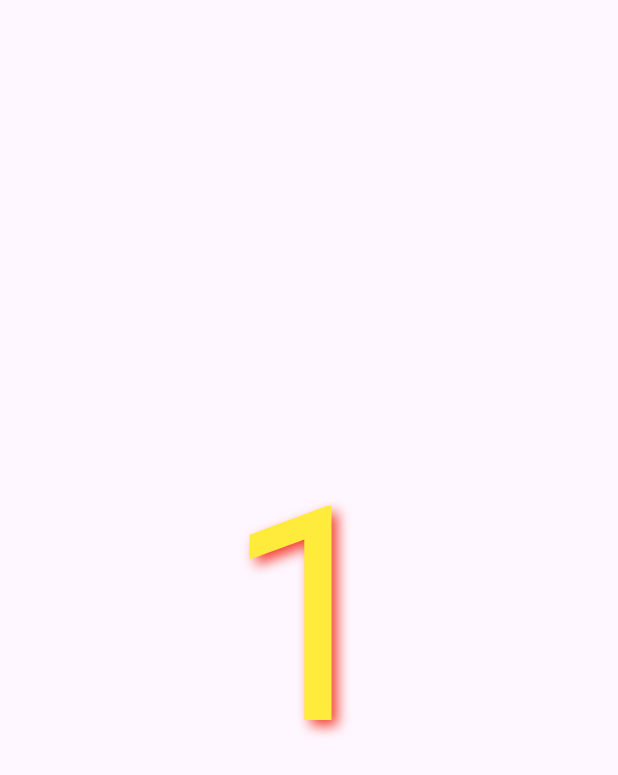
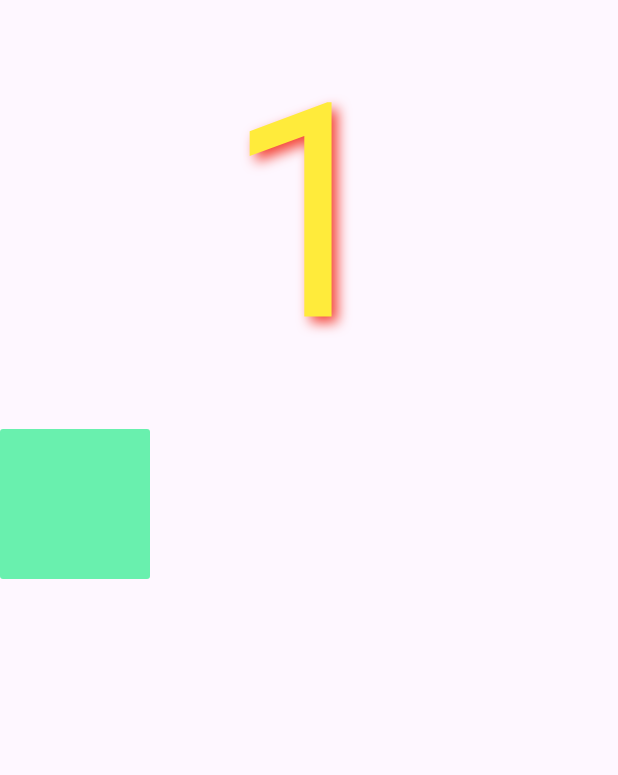
Before and after one commit to kolbe-ryo/count_habits, a Flutter app: the screen it shows after launch, on a phone screen of 412 x 824 dp. Shown: the top 775 px of the screen. Run offline on Flutter 3.47's test engine with Material 3 defaults, Android fonts, the phone set to English and light mode, and no system bars; our stand-ins replace flutter_riverpod, freezed_annotation, lottie; Roboto replaces fonts that are missing (Hachi_Maru_Pop).

```diff
--- a/lib/presentation/pages/detail/components/animated_box.dart
+++ b/lib/presentation/pages/detail/components/animated_box.dart
@@ -1,4 +1,5 @@
-import 'package:flutter/widgets.dart';
+import 'package:flutter/material.dart';
+import 'package:lottie/lottie.dart';
 
 class AnimatedBox extends StatefulWidget {
   const AnimatedBox({super.key});
@@ -10,6 +11,21 @@ class AnimatedBox extends StatefulWidget {
 class _AnimatedBoxState extends State<AnimatedBox> {
   @override
   Widget build(BuildContext context) {
-    return const Placeholder();
+    return Stack(
+      children: [
+        Lottie.asset(
+          'assets/animation/spark.json',
+          repeat: false,
+        ),
+        Container(
+          height: 100,
+          width: 100,
+          decoration: BoxDecoration(
+            color: Colors.greenAccent,
+            borderRadius: BorderRadius.circular(2),
+          ),
+        ),
+      ],
+    );
   }
 }
--- a/lib/presentation/pages/top/top_page.dart
+++ b/lib/presentation/pages/top/top_page.dart
@@ -1,3 +1,4 @@
+import 'package:count_habits/presentation/pages/detail/components/animated_box.dart';
 import 'package:count_habits/presentation/pages/detail/components/animated_counter.dart';
 import 'package:flutter/material.dart';
 import 'package:flutter_riverpod/flutter_riverpod.dart';
@@ -9,7 +10,12 @@ class TopPage extends ConsumerWidget {
   Widget build(BuildContext context, WidgetRef ref) {
     return const Scaffold(
       body: Center(
-        child: AnimatedCounter(),
+        child: Column(
+          children: [
+            AnimatedCounter(),
+            AnimatedBox(),
+          ],
+        ),
       ),
     );
   }
--- a/pubspec.yaml
+++ b/pubspec.yaml
@@ -26,6 +26,8 @@ dev_dependencies:
   json_serializable: ^6.7.1
 
 flutter:
+  assets:
+    - assets/animation/spark.json
   fonts:
     - family: Monomaniac_One
       fonts:
```
Also changed, not shown: assets/animation/spark.json (added, +1 -0 lines).
